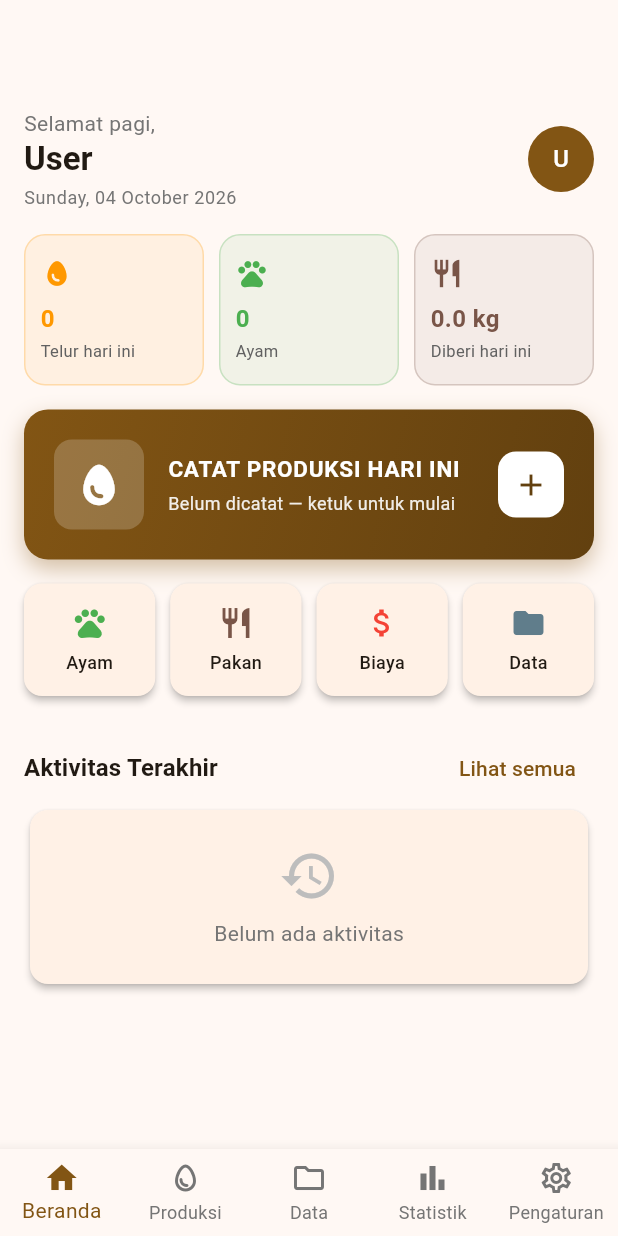
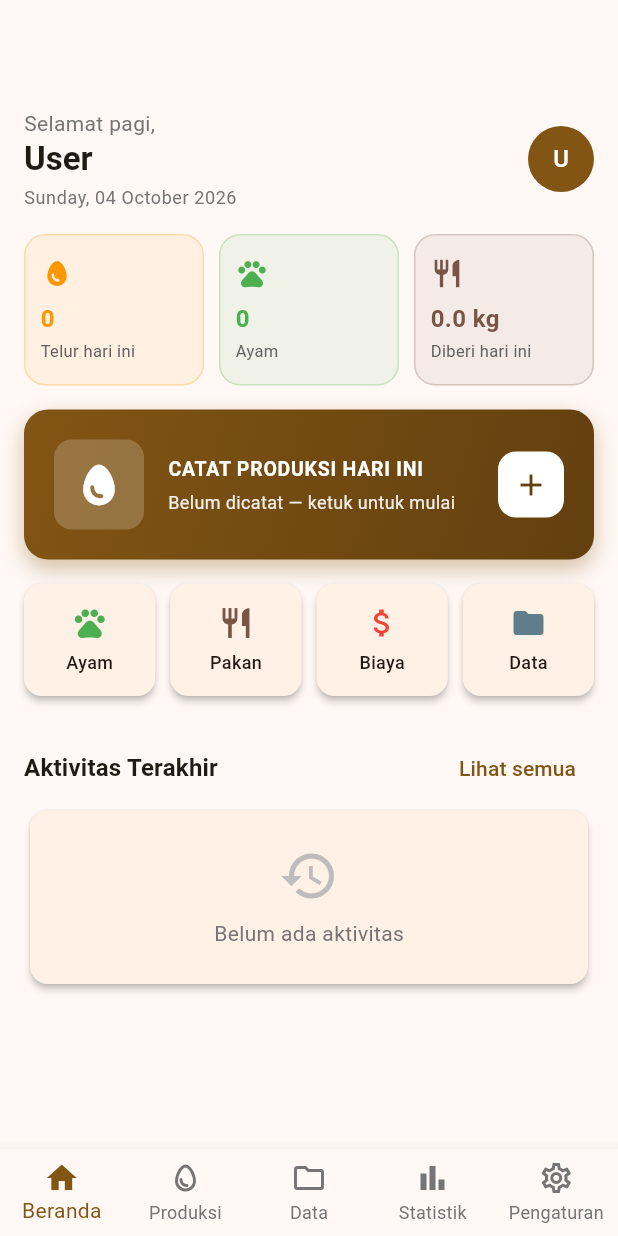
Before and after one commit to yordanb/telur-apps, a Flutter app: the DashboardScreen screen opened by its route, on a phone screen of 412 x 824 dp. Run offline on Flutter 3.47's test engine with Material 3 defaults, Android fonts, the light colour scheme and no system bars; our stand-ins replace connectivity_plus, fl_chart, flutter_local_notifications, flutter_riverpod, go_router, image_picker and 2 more; accounts and stored records are empty; network calls fail.

Commit message:
Dashboard hero: reduce title size 15 to 13 plus formatter tidy

```diff
--- a/frontend/lib/screens/dashboard_screen.dart
+++ b/frontend/lib/screens/dashboard_screen.dart
@@ -44,8 +44,7 @@ class _DashboardScreenState extends ConsumerState<DashboardScreen> {
       _loadData();
     });
     // Kirim antrean otomatis begitu koneksi kembali.
-    _connectivitySub =
-        Connectivity().onConnectivityChanged.listen((result) {
+    _connectivitySub = Connectivity().onConnectivityChanged.listen((result) {
       if (result != ConnectivityResult.none) {
         _loadData();
       }
@@ -379,7 +378,7 @@ class _DashboardScreenState extends ConsumerState<DashboardScreen> {
                         style: const TextStyle(
                           color: Colors.white,
                           fontWeight: FontWeight.bold,
-                          fontSize: 15,
+                          fontSize: 13,
                           letterSpacing: 0.5,
                         ),
                       ),
```
